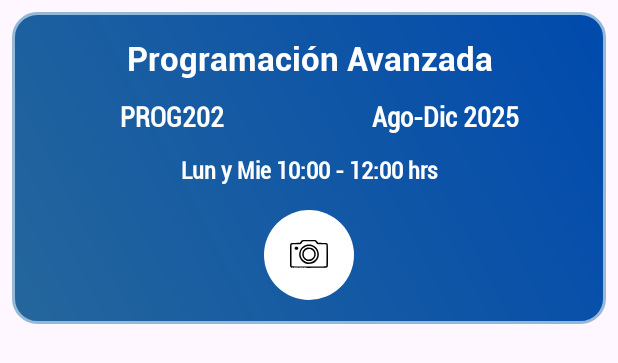
After one commit to MayHM1306/Docente, an Android app: the layout item_grupo_pase.xml on its own in the app's theme, with its tools: preview values and no code run, on a phone screen of 412 x 824 dp. The commit adds this screen. Shown: the top 363 px of the screen. Run offline under Robolectric (Android 15) with nearby library versions, the phone set to English and light mode, and no system bars; network calls fail.

Commit message:
Modificación Grupos Pase de Lista

```diff
--- a/app/build.gradle
+++ b/app/build.gradle
@@ -29,7 +29,7 @@ android {
 }
 
 dependencies {
-
+    implementation 'com.google.code.gson:gson:2.11.0'
     implementation libs.appcompat
     implementation libs.material
     implementation libs.activity
--- a/app/src/main/AndroidManifest.xml
+++ b/app/src/main/AndroidManifest.xml
@@ -7,9 +7,9 @@
         android:allowBackup="true"
         android:dataExtractionRules="@xml/data_extraction_rules"
         android:fullBackupContent="@xml/backup_rules"
-        android:icon="@drawable/docente_perfil_icono"
+        android:icon="@drawable/logo_eduverse"
         android:label="@string/app_name"
-        android:roundIcon="@drawable/docente_perfil_icono"
+        android:roundIcon="@drawable/logo_eduverse"
         android:supportsRtl="true"
         android:theme="@style/Theme.Docente"
         android:networkSecurityConfig="@xml/net"
--- a/app/src/main/java/com/itsoeh/hmmayte/docente/AutoRegistro.java
+++ b/app/src/main/java/com/itsoeh/hmmayte/docente/AutoRegistro.java
@@ -113,7 +113,7 @@ public class AutoRegistro extends Fragment {
         txtApm=view.findViewById(R.id.reg_apm);
         txtCorreo=view.findViewById(R.id.reg_correo);
         txtPass=view.findViewById(R.id.reg_pass);
-        txtEstado=view.findViewById(R.id.reg_spestado);
+        txtEstado=view.findViewById(R.id.reg_estado);
         txtGenero=view.findViewById(R.id.reg_genero);
         txtGrado=view.findViewById(R.id.reg_grado);
         crvGuardar=view.findViewById(R.id.reg_btnguardar);
--- /dev/null
+++ b/app/src/main/res/drawable/button_circle.xml
@@ -0,0 +1,4 @@
+<shape xmlns:android="http://schemas.android.com/apk/res/android"
+    android:shape="oval">
+    <solid android:color="@color/blanco"/>
+</shape>
--- /dev/null
+++ b/app/src/main/res/drawable/degradado_fondo_grupos_pase.xml
@@ -0,0 +1,25 @@
+<?xml version="1.0" encoding="utf-8"?>
+<shape xmlns:android="http://schemas.android.com/apk/res/android"
+    android:shape="rectangle">
+
+    <!-- Fondo con gradiente -->
+    <gradient
+        android:startColor="@color/azul_siete"
+        android:endColor="@color/azul_tres"
+        android:angle="45" />
+
+    <!-- Bordes redondeados -->
+    <corners android:radius="16dp" />
+
+    <!-- Borde sutil -->
+    <stroke
+        android:width="2dp"
+        android:color="@color/azul_cuatro" />
+
+    <!-- Sombra suave -->
+    <padding
+        android:left="12dp"
+        android:top="12dp"
+        android:right="12dp"
+        android:bottom="12dp"/>
+</shape>
--- /dev/null
+++ b/app/src/main/res/drawable/icono_camara.xml
@@ -0,0 +1,22 @@
+<vector xmlns:android="http://schemas.android.com/apk/res/android"
+    android:width="25dp"
+    android:height="25dp"
+    android:viewportWidth="225"
+    android:viewportHeight="225">
+  <path
+      android:pathData="M70.6,25.1c-1.5,1.1 -4.5,4.9 -6.8,8.2 -2.3,3.4 -4.6,6.5 -5.2,6.9 -0.6,0.4 -11.9,0.8 -25.1,0.8 -22.3,-0 -24.2,0.2 -27.3,2 -6.3,3.9 -6.2,2.4 -6.2,72.2 0,61.4 0.1,63.4 2,66.6 1.1,1.8 3.4,4.1 5.2,5.2 3.2,2 5.3,2 105.3,2 100,-0 102.1,-0 105.3,-2 1.8,-1.1 4.1,-3.4 5.2,-5.2 1.9,-3.2 2,-5.2 2,-66.6 0,-69.8 0.1,-68.3 -6.2,-72.2 -3.1,-1.8 -5,-2 -27.3,-2 -13.2,-0 -24.5,-0.4 -25.1,-0.8 -0.6,-0.4 -2.9,-3.5 -5.2,-6.9 -7.5,-11.1 -3.6,-10.3 -48.7,-10.3 -38.3,-0 -39.3,-0 -41.9,2.1zM149.2,32.2c0.8,0.7 3.4,4.1 5.7,7.5 6.4,9.7 5,9.3 32.6,9.3 20.2,-0 24.4,0.3 26.3,1.6l2.2,1.5 0,62.8c0,47.4 -0.3,63 -1.2,63.9 -1.7,1.7 -202.9,1.7 -204.6,-0 -0.9,-0.9 -1.2,-16.5 -1.2,-63.9l0,-62.8 2.2,-1.5c1.9,-1.3 6.1,-1.6 26.3,-1.6 27.6,-0 26.2,0.4 32.6,-9.3 2.3,-3.4 4.9,-6.8 5.7,-7.5 1.2,-0.9 10.1,-1.2 36.7,-1.2 26.6,-0 35.5,0.3 36.7,1.2z"
+      android:fillColor="#000000"
+      android:strokeColor="#00000000"/>
+  <path
+      android:pathData="M98.5,51.3c-35.9,9.2 -54.6,49 -38.5,82 7.9,16.1 23.8,28.5 40.8,31.8 8.6,1.6 23.2,0.7 30.6,-2 26.5,-9.4 42.8,-35.9 38.8,-63.1 -3.1,-21.8 -17.8,-39.6 -38.8,-47.2 -7.3,-2.6 -25.2,-3.4 -32.9,-1.5zM124.9,60.1c7.4,1.7 16.2,6.8 22.7,13.3 19.2,19.3 19.2,50 -0.2,69.4 -19.5,19.5 -50.3,19.5 -69.8,-0 -19.4,-19.5 -19.4,-50.1 0,-69.6 12.6,-12.6 29.1,-17.2 47.3,-13.1z"
+      android:fillColor="#000000"
+      android:strokeColor="#00000000"/>
+  <path
+      android:pathData="M99.1,70c-14.1,5.2 -23.5,16.4 -26.2,31.4 -3.2,17.3 6.2,35.1 22.9,43.3 5.2,2.6 6.7,2.8 16.7,2.8 10,-0 11.5,-0.2 16.7,-2.8 12.2,-6 20.5,-16.8 22.9,-30 3.2,-17.4 -6.6,-36 -23.1,-43.5 -7.7,-3.6 -22.1,-4.1 -29.9,-1.2zM125.7,79.5c6.1,2.8 12.2,8.8 15.4,15.3 3.4,6.7 3.4,19.7 0,26.4 -9.7,19.8 -35.9,24.4 -50.9,8.9 -6.5,-6.7 -8.7,-12.2 -8.7,-22.1 0,-6.9 0.5,-9.4 2.4,-13.2 7.8,-15.9 25.7,-22.4 41.8,-15.3z"
+      android:fillColor="#000000"
+      android:strokeColor="#00000000"/>
+  <path
+      android:pathData="M29.9,65.9c-3.9,4 -3.9,8.2 0,12.2 2.4,2.4 3.8,2.9 7.6,2.9 7.6,-0 11.4,-3 11.4,-9 0,-6 -3.8,-9 -11.4,-9 -3.8,-0 -5.2,0.5 -7.6,2.9z"
+      android:fillColor="#000000"
+      android:strokeColor="#00000000"/>
+</vector>
--- a/app/src/main/res/layout/fragment_auto_registro.xml
+++ b/app/src/main/res/layout/fragment_auto_registro.xml
@@ -190,7 +190,7 @@
                     app:startIconDrawable="@drawable/docente_perfil_icono_estado">
 
                     <com.google.android.material.textfield.TextInputEditText
-                        android:id="@+id/reg_spestado"
+                        android:id="@+id/reg_estado"
                         android:layout_width="match_parent"
                         android:layout_height="wrap_content"
                         android:inputType="number"
--- /dev/null
+++ b/app/src/main/res/layout/item_grupo_pase.xml
@@ -0,0 +1,81 @@
+<?xml version="1.0" encoding="utf-8"?>
+<LinearLayout xmlns:android="http://schemas.android.com/apk/res/android"
+    android:layout_width="match_parent"
+    android:layout_height="wrap_content"
+    android:orientation="vertical"
+    android:background="@drawable/degradado_fondo_grupos_pase"
+    android:layout_margin="8dp"
+    android:padding="16dp">
+
+    <!-- Nombre de la Materia -->
+    <TextView
+        android:id="@+id/item_grupo_txtasignatura"
+        android:layout_width="match_parent"
+        android:layout_height="wrap_content"
+        android:gravity="center"
+        android:text="Programación Avanzada"
+        android:fontFamily="@font/robotobold"
+        android:textSize="22sp"
+        android:textStyle="bold"
+        android:textColor="@color/blanco"
+        android:layout_marginBottom="12dp" />
+
+    <!-- Clave y Periodo -->
+    <LinearLayout
+        android:layout_width="match_parent"
+        android:layout_height="wrap_content"
+        android:orientation="horizontal"
+        android:gravity="center"
+        android:layout_marginBottom="12dp">
+
+        <TextView
+            android:id="@+id/item_grupo_txtclave"
+            android:layout_width="0dp"
+            android:layout_height="wrap_content"
+            android:layout_weight="1"
+            android:gravity="center"
+            android:text="PROG202"
+            android:textSize="18sp"
+            android:textStyle="bold"
+            android:fontFamily="@font/robotocondensed"
+            android:textColor="@color/blanco" />
+
+        <TextView
+            android:id="@+id/item_grupo_txtperiodo"
+            android:layout_width="0dp"
+            android:layout_height="wrap_content"
+            android:layout_weight="1"
+            android:gravity="center"
+            android:text="Ago-Dic 2025"
+            android:textSize="18sp"
+            android:textStyle="bold"
+            android:fontFamily="@font/robotocondensed"
+            android:textColor="@color/blanco" />
+
+    </LinearLayout>
+
+    <!-- Horario -->
+    <TextView
+        android:id="@+id/item_grupo_txthorario"
+        android:layout_width="match_parent"
+        android:layout_height="wrap_content"
+        android:text="Lun y Mie 10:00 - 12:00 hrs"
+        android:gravity="center"
+        android:textSize="16sp"
+        android:textStyle="bold"
+        android:fontFamily="@font/robotocondensed"
+        android:textColor="@color/blanco"
+        android:layout_marginBottom="16dp" />
+
+    <!-- Botón para abrir cámara -->
+    <ImageButton
+        android:id="@+id/item_grupo_btnRegistrar"
+        android:layout_width="60dp"
+        android:layout_height="60dp"
+        android:layout_gravity="center"
+        android:padding="8dp"
+        android:background="@drawable/button_circle"
+        android:src="@drawable/icono_camara"
+        android:contentDescription="Registrar asistencia" />
+
+</LinearLayout>
```
Also changed, not shown: app/src/main/java/com/itsoeh/hmmayte/docente/PaseLista.java (+127 -0 lines), app/src/main/java/com/itsoeh/hmmayte/docente/adapter/AdapterGrupoPase.java (added, +58 -0 lines), app/src/main/java/com/itsoeh/hmmayte/docente/modelo/MGrupo.java (added, +105 -0 lines), app/src/main/res/layout/fragment_pase_lista.xml (+90 -3 lines).
